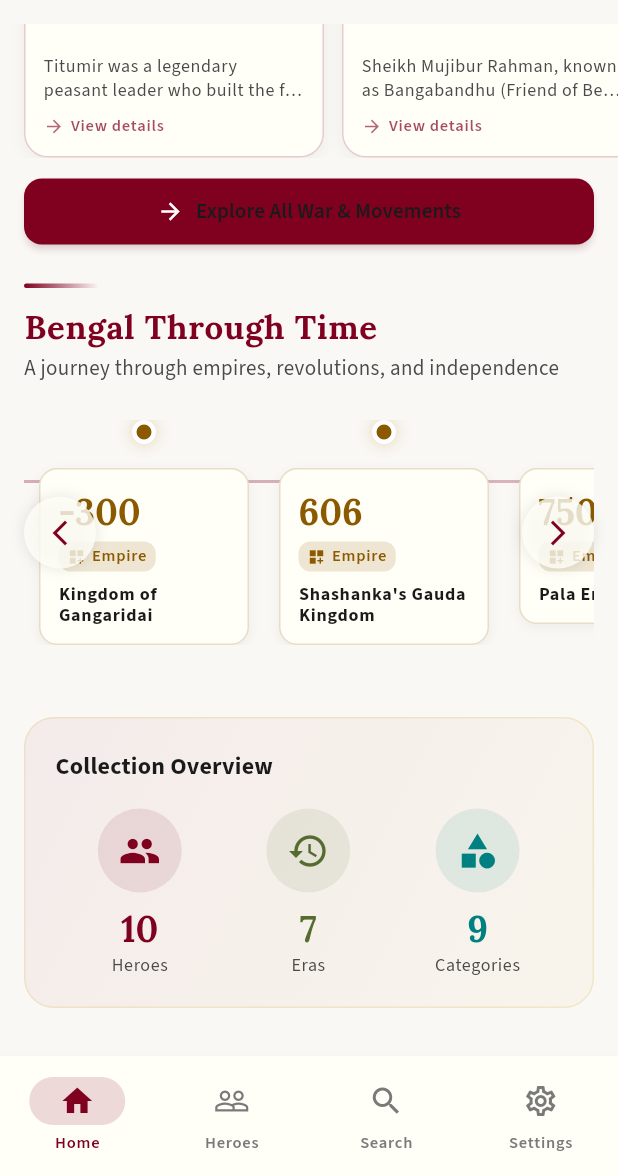
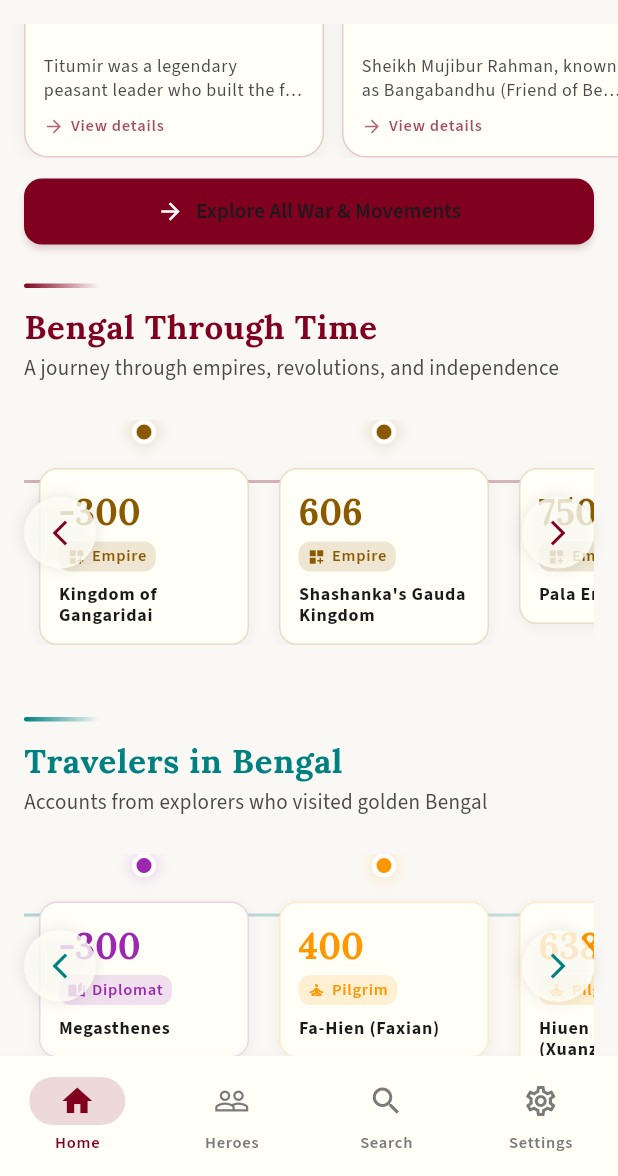
Before and after one commit to mahmud-r-farhan/bengal-heroes, a Flutter app: the HomeScreen screen opened by its route, scrolled down 1147 dp, on a phone screen of 412 x 824 dp, the part 60-1236 px from its top. Run offline on Flutter 3.47's test engine with Material 3 defaults, Android fonts, the phone set to English and light mode, and no system bars; drawn by our look-alikes of flutter_animate; our stand-ins replace easy_localization, flutter_riverpod, go_router, google_fonts, shared_preferences, shimmer; missing offline and left inert: fuzzy; accounts and stored records are empty.

Commit message:
New timeline for Travelers

```diff
--- a/bengal_heroes/assets/data/heroes.json
+++ b/bengal_heroes/assets/data/heroes.json
@@ -13,7 +13,7 @@
       "war_movement"
     ],
     "images": [
-      "assets/images/heroes/titumir.png"
+      "assets/images/heroes/titumir.jpg"
     ],
     "location_id": "loc_narkelberiya",
     "importance": 5,
--- a/bengal_heroes/lib/core/constants/app_constants.dart
+++ b/bengal_heroes/lib/core/constants/app_constants.dart
@@ -29,6 +29,7 @@ class AppConstants {
   static const String categoriesDataFile = 'assets/data/categories.json';
   static const String eventsDataFile = 'assets/data/events.json';
   static const String locationsDataFile = 'assets/data/locations.json';
+  static const String travelersDataFile = 'assets/data/travelers.json';
 
   // Pagination
   static const int pageSize = 20;
--- a/bengal_heroes/lib/data/datasources/local_data_source.dart
+++ b/bengal_heroes/lib/data/datasources/local_data_source.dart
@@ -17,6 +17,7 @@ class LocalDataSource {
   List<GlobalEvent>? _events;
   List<Location>? _locations;
   List<TimelineEvent>? _timelineEvents;
+  List<TimelineEvent>? _travelerEvents;
 
   /// Load all data from assets
   Future<void> loadAllData() async {
@@ -27,6 +28,7 @@ class LocalDataSource {
       loadEvents(),
       loadLocations(),
       loadTimelineEvents(),
+      loadTravelers(),
     ]);
   }
 
@@ -210,6 +212,32 @@ class LocalDataSource {
     return loadTimelineEvents();
   }
 
+  /// Load travelers from JSON
+  Future<List<TimelineEvent>> loadTravelers() async {
+    if (_travelerEvents != null) return _travelerEvents!;
+
+    try {
+      final String jsonString =
+          await rootBundle.loadString(AppConstants.travelersDataFile);
+      final Map<String, dynamic> jsonMap =
+          json.decode(jsonString) as Map<String, dynamic>;
+      final List<dynamic> events =
+          jsonMap['timeline_events'] as List<dynamic>;
+      _travelerEvents = events
+          .map((e) => TimelineEvent.fromJson(e as Map<String, dynamic>))
+          .toList();
+      return _travelerEvents!;
+    } catch (e) {
+      // Error loading traveler events
+      return [];
+    }
+  }
+
+  /// Get all traveler events
+  Future<List<TimelineEvent>> getTravelers() async {
+    return loadTravelers();
+  }
+
   /// Clear cache (for refresh)
   void clearCache() {
     _heroes = null;
@@ -218,5 +246,6 @@ class LocalDataSource {
     _events = null;
     _locations = null;
     _timelineEvents = null;
+    _travelerEvents = null;
   }
 }
--- a/bengal_heroes/lib/data/repositories/timeline_repository.dart
+++ b/bengal_heroes/lib/data/repositories/timeline_repository.dart
@@ -28,6 +28,10 @@ class TimelineRepository {
         .where((event) => event.year >= startYear && event.year <= endYear)
         .toList();
   }
+
+  Future<List<TimelineEvent>> getAllTravelers() async {
+    return _dataSource.getTravelers();
+  }
 }
 
 final timelineRepositoryProvider = Provider<TimelineRepository>((ref) {
@@ -37,6 +41,11 @@ final timelineRepositoryProvider = Provider<TimelineRepository>((ref) {
 final allTimelineEventsProvider = FutureProvider<List<TimelineEvent>>((ref) {
   final repository = ref.watch(timelineRepositoryProvider);
   return repository.getAllTimelineEvents();
+});
+
+final allTravelersProvider = FutureProvider<List<TimelineEvent>>((ref) {
+  final repository = ref.watch(timelineRepositoryProvider);
+  return repository.getAllTravelers();
 });
 
 final timelineEventsByCategoryProvider =
--- a/bengal_heroes/lib/features/home/home_screen.dart
+++ b/bengal_heroes/lib/features/home/home_screen.dart
@@ -12,6 +12,7 @@ import 'widgets/era_carousel.dart';
 import 'widgets/featured_heroes_section.dart';
 import 'widgets/war_collection_section.dart';
 import 'widgets/timeline_section.dart';
+import 'widgets/travelers_section.dart';
 
 /// Home screen with "On This Day" and featured content
 class HomeScreen extends ConsumerWidget {
@@ -121,6 +122,14 @@ class HomeScreen extends ConsumerWidget {
                 const TimelineSection()
                     .animate()
                     .fadeIn(delay: 600.ms, duration: 400.ms)
+                    .slideY(begin: 0.1, end: 0),
+
+                const SizedBox(height: 24),
+
+                // Travelers in Bengal
+                const TravelersSection()
+                    .animate()
+                    .fadeIn(delay: 700.ms, duration: 400.ms)
                     .slideY(begin: 0.1, end: 0),
 
                 const SizedBox(height: 24),
--- /dev/null
+++ b/bengal_heroes/lib/features/home/widgets/travelers_section.dart
@@ -0,0 +1,503 @@
+import 'package:flutter/material.dart';
+import 'package:flutter_animate/flutter_animate.dart';
+import 'package:flutter_riverpod/flutter_riverpod.dart';
+
+import '../../../core/theme/app_colors.dart';
+import '../../../data/models/models.dart';
+import '../../../data/repositories/timeline_repository.dart';
+
+/// Travelers Section showing foreign travelers in Bengal
+class TravelersSection extends ConsumerWidget {
+  const TravelersSection({super.key});
+
+  @override
+  Widget build(BuildContext context, WidgetRef ref) {
+    final theme = Theme.of(context);
+    final locale = Localizations.localeOf(context).languageCode;
+    final travelerEvents = ref.watch(allTravelersProvider);
+
+    return travelerEvents.when(
+      data: (events) {
+        if (events.isEmpty) {
+          return const SizedBox.shrink();
+        }
+
+        // Sort events by year
+        final sortedEvents = List<TimelineEvent>.from(events)
+          ..sort((a, b) => a.year.compareTo(b.year));
+
+        return Column(
+          crossAxisAlignment: CrossAxisAlignment.start,
+          children: [
+            // Header
+            Padding(
+              padding: const EdgeInsets.symmetric(horizontal: 16),
+              child: Column(
+                crossAxisAlignment: CrossAxisAlignment.start,
+                children: [
+                  // Decorative line
+                  Container(
+                    height: 3,
+                    width: 50,
+                    decoration: BoxDecoration(
+                      gradient: LinearGradient(
+                        colors: [
+                          AppColors.secondaryTeal,
+                          AppColors.secondaryTeal.withValues(alpha: 0),
+                        ],
+                      ),
+                      borderRadius: BorderRadius.circular(2),
+                    ),
+                  ),
+                  const SizedBox(height: 12),
+                  Text(
+                    'Travelers in Bengal',
+                    style: theme.textTheme.titleLarge?.copyWith(
+                      fontWeight: FontWeight.bold,
+                      letterSpacing: 0.5,
+                      color: AppColors.secondaryTeal,
+                    ),
+                  ),
+                  const SizedBox(height: 4),
+                  Text(
+                    'Accounts from explorers who visited golden Bengal',
+                    style: theme.textTheme.bodyMedium?.copyWith(
+                      color: theme.colorScheme.onSurfaceVariant,
+                    ),
+                  ),
+                ],
+              ),
+            ),
+            const SizedBox(height: 24),
+
+            // Timeline
+            _TimelineVisualization(
+              events: sortedEvents,
+              locale: locale,
+              theme: theme,
+            ),
+
+            const SizedBox(height: 24),
+          ],
+        )
+            .animate()
+            .fadeIn(delay: 600.ms, duration: 400.ms)
+            .slideY(begin: 0.1, end: 0);
+      },
+      loading: () {
+        return Padding(
+          padding: const EdgeInsets.symmetric(horizontal: 16, vertical: 24),
+          child: Center(
+            child: CircularProgressIndicator(
+              color: AppColors.secondaryTeal,
+            ),
+          ),
+        );
+      },
+      error: (error, _) {
+        return const SizedBox.shrink();
+      },
+    );
+  }
+}
+
+/// Vertical timeline visualization
+class _TimelineVisualization extends StatefulWidget {
+  final List<TimelineEvent> events;
+  final String locale;
+  final ThemeData theme;
+
+  const _TimelineVisualization({
+    required this.events,
+    required this.locale,
+    required this.theme,
+  });
+
+  @override
+  State<_TimelineVisualization> createState() => _TimelineVisualizationState();
+}
+
+class _TimelineVisualizationState extends State<_TimelineVisualization> {
+  final ScrollController _scrollController = ScrollController();
+
+  @override
+  void dispose() {
+    _scrollController.dispose();
+    super.dispose();
+  }
+
+  void _scrollLeft() {
+    _scrollController.animateTo(
+      _scrollController.offset - 200,
+      duration: const Duration(milliseconds: 300),
+      curve: Curves.easeInOut,
+    );
+  }
+
+  void _scrollRight() {
+    _scrollController.animateTo(
+      _scrollController.offset + 200,
+      duration: const Duration(milliseconds: 300),
+      curve: Curves.easeInOut,
+    );
+  }
+
+  @override
+  Widget build(BuildContext context) {
+    return Padding(
+      padding: const EdgeInsets.symmetric(horizontal: 16),
+      child: Stack(
+        children: [
+          SingleChildScrollView(
+            controller: _scrollController,
+            scrollDirection: Axis.horizontal,
+            physics: const AlwaysScrollableScrollPhysics(),
+            child: Row(
+              children: [
+                SizedBox(
+                  width: widget.events.length * 160,
+                  child: Stack(
+                    children: [
+                      // Timeline line
+                      Positioned(
+                        top: 40,
+                        left: 0,
+                        right: 0,
+                        child: Container(
+                          height: 2,
+                          decoration: BoxDecoration(
+                            gradient: LinearGradient(
+                              colors: [
+                                AppColors.secondaryTeal.withValues(alpha: 0.3),
+                                AppColors.secondaryTeal.withValues(alpha: 0),
+                              ],
+                            ),
+                          ),
+                        ),
+                      ),
+
+                      // Timeline items
+                      Row(
+                        crossAxisAlignment: CrossAxisAlignment.start,
+                        children: List.generate(
+                          widget.events.length,
+                          (index) {
+                            final event = widget.events[index];
+                            return Expanded(
+                              child: _TimelineItem(
+                                event: event,
+                                locale: widget.locale,
+                                theme: widget.theme,
+                                index: index,
+                                total: widget.events.length,
+                              ),
+                            );
+                          },
+                        ),
+                      ),
+                    ],
+                  ),
+                ),
+              ],
+            ),
+          ),
+
+          // Left Arrow
+          Positioned(
+            left: 0,
+            top: 0,
+            bottom: 0,
+            child: Center(
+              child: Container(
+                decoration: BoxDecoration(
+                  color: widget.theme.colorScheme.surface.withValues(alpha: 0.8),
+                  shape: BoxShape.circle,
+                  boxShadow: [
+                    BoxShadow(
+                      color: Colors.black.withValues(alpha: 0.1),
+                      blurRadius: 8,
+                    ),
+                  ],
+                ),
+                child: IconButton(
+                  onPressed: _scrollLeft,
+                  icon: const Icon(Icons.arrow_back_ios_new, size: 20),
+                  color: AppColors.secondaryTeal,
+                  tooltip: 'Scroll Left',
+                ),
+              ),
+            ),
+          ),
+
+          // Right Arrow
+          Positioned(
+            right: 0,
+            top: 0,
+            bottom: 0,
+            child: Center(
+              child: Container(
+                decoration: BoxDecoration(
+                  color: widget.theme.colorScheme.surface.withValues(alpha: 0.8),
+                  shape: BoxShape.circle,
+                  boxShadow: [
+                    BoxShadow(
+                      color: Colors.black.withValues(alpha: 0.1),
+                      blurRadius: 8,
+                    ),
+                  ],
+                ),
+                child: IconButton(
+                  onPressed: _scrollRight,
+                  icon: const Icon(Icons.arrow_forward_ios, size: 20),
+                  color: AppColors.secondaryTeal,
+                  tooltip: 'Scroll Right',
+                ),
+              ),
+            ),
+          ),
+        ],
+      ),
+    );
+  }
+}
+
+/// Individual timeline item
+class _TimelineItem extends StatefulWidget {
+  final TimelineEvent event;
+  final String locale;
+  final ThemeData theme;
+  final int index;
+  final int total;
+
+  const _TimelineItem({
+    required this.event,
+    required this.locale,
+    required this.theme,
+    required this.index,
+    required this.total,
+  });
+
+  @override
+  State<_TimelineItem> createState() => _TimelineItemState();
+}
+
+class _TimelineItemState extends State<_TimelineItem> {
+  bool _isHovered = false;
+
+  @override
+  Widget build(BuildContext context) {
+    final categoryColor = _getCategoryColor(widget.event.category);
+    final categoryIcon = _getCategoryIcon(widget.event.category);
+
+    return MouseRegion(
+      onEnter: (_) => setState(() => _isHovered = true),
+      onExit: (_) => setState(() => _isHovered = false),
+      child: Padding(
+        padding: const EdgeInsets.symmetric(horizontal: 8),
+        child: Column(
+          crossAxisAlignment: CrossAxisAlignment.center,
+          children: [
+            // Timeline dot
+            AnimatedContainer(
+              duration: const Duration(milliseconds: 200),
+              width: _isHovered ? 20 : 16,
+              height: _isHovered ? 20 : 16,
+              decoration: BoxDecoration(
+                shape: BoxShape.circle,
+                color: categoryColor,
+                border: Border.all(
+                color: _isHovered ? categoryColor : Colors.white,
+                  width: _isHovered ? 2 : 3,
+                ),
+                boxShadow: [
+                  BoxShadow(
+                    color: categoryColor.withValues(
+                      alpha: _isHovered ? 0.4 : 0.2,
+                    ),
+                    blurRadius: _isHovered ? 12 : 8,
+                    spreadRadius: _isHovered ? 2 : 1,
+                  ),
+                ],
+              ),
+            ),
+            const SizedBox(height: 16),
+
+            // Event card
+            AnimatedContainer(
+              duration: const Duration(milliseconds: 200),
+              width: 140,
+              padding: const EdgeInsets.all(12),
+              decoration: BoxDecoration(
+                color: widget.theme.colorScheme.surface,
+                border: Border.all(
+                  color: _isHovered
+                      ? categoryColor
+                      : categoryColor.withValues(alpha: 0.2),
+                  width: _isHovered ? 2 : 1,
+                ),
+                borderRadius: BorderRadius.circular(12),
+                boxShadow: [
+                  BoxShadow(
+                    color: _isHovered
+                        ? categoryColor.withValues(alpha: 0.2)
+                        : Colors.black.withValues(alpha: 0.05),
+                    blurRadius: _isHovered ? 12 : 6,
+                    offset: _isHovered ? const Offset(0, 4) : const Offset(0, 2),
+                  ),
+                ],
+              ),
+              child: Column(
+                crossAxisAlignment: CrossAxisAlignment.start,
+                children: [
+                  // Year
+                  Text(
+                    '${widget.event.year}',
+                    style: widget.theme.textTheme.headlineSmall?.copyWith(
+                      fontWeight: FontWeight.bold,
+                      color: categoryColor,
+                    ),
+                  ),
+                  const SizedBox(height: 4),
+
+                  // Category badge
+                  Container(
+                    padding: const EdgeInsets.symmetric(
+                      horizontal: 6,
+                      vertical: 2,
+                    ),
+                    decoration: BoxDecoration(
+                      color: categoryColor.withValues(alpha: 0.15),
+                      borderRadius: BorderRadius.circular(8),
+                    ),
+                    child: Row(
+                      mainAxisSize: MainAxisSize.min,
+                      children: [
+                        Icon(
+                          _getIconData(categoryIcon),
+                          size: 12,
+                          color: categoryColor,
+                        ),
+                        const SizedBox(width: 4),
+                        Text(
+                          _getCategoryLabel(widget.event.category),
+                          style: widget.theme.textTheme.labelSmall?.copyWith(
+                            color: categoryColor,
+                            fontWeight: FontWeight.w600,
+                          ),
+                        ),
+                      ],
+                    ),
+                  ),
+                  const SizedBox(height: 8),
+
+                  // Title
+                  Text(
+                    widget.event.title.getByLocale(widget.locale),
+                    style: widget.theme.textTheme.labelMedium?.copyWith(
+                      fontWeight: FontWeight.w700,
+                      height: 1.2,
+                    ),
+                    maxLines: 2,
+                    overflow: TextOverflow.ellipsis,
+                  ),
+                ],
+              ),
+            )
+                .animate(onPlay: (controller) => controller.repeat())
+                .shimmer(
+                  duration: 2000.ms,
+                  color: categoryColor.withValues(alpha: 0.1),
+                ),
+          ],
+        ),
+      ),
+    )
+        .animate()
+        .fadeIn(
+          duration: 400.ms,
+          delay: Duration(milliseconds: 100 + (widget.index * 50)),
+        )
+        .slideY(
+          begin: 0.2,
+          end: 0,
+          duration: 400.ms,
+          delay: Duration(milliseconds: 100 + (widget.index * 50)),
+        );
+  }
+
+  Color _getCategoryColor(String category) {
+    switch (category) {
+      case 'pilgrim':
+        return Colors.orange;
+      case 'trader':
+        return Colors.blue;
+      case 'diplomat':
+        return Colors.purple;
+      case 'explorer':
+        return AppColors.secondaryOlive;
+      case 'scholar':
+        return AppColors.secondaryTeal;
+      default:
+        return AppColors.secondaryTeal;
+    }
+  }
+
+  String _getCategoryIcon(String category) {
+    switch (category) {
+      case 'pilgrim':
+        return 'self_improvement';
+      case 'trader':
+        return 'store';
+      case 'diplomat':
+        return 'auto_stories';
+      case 'explorer':
+        return 'explore';
+      case 'scholar':
+        return 'history_edu';
+      case 'sailing':
+        return 'sailing';
+      default:
+        return 'history';
+    }
+  }
+
+  String _getCategoryLabel(String category) {
+    switch (category) {
+      case 'pilgrim':
+        return 'Pilgrim';
+      case 'trader':
+        return 'Trader';
+      case 'diplomat':
+        return 'Diplomat';
+      case 'explorer':
+        return 'Explorer';
+      case 'scholar':
+        return 'Scholar';
+      default:
+        return 'Traveler';
+    }
+  }
+
+  IconData _getIconData(String iconName) {
+    switch (iconName) {
+      case 'self_improvement':
+        return Icons.self_improvement;
+      case 'store':
+        return Icons.store;
+      case 'local_shipping':
+        return Icons.local_shipping;
+      case 'auto_stories':
+        return Icons.auto_stories;
+      case 'explore':
+        return Icons.explore;
+      case 'sailing':
+        return Icons.sailing;
+      case 'medical_services':
+        return Icons.medical_services;
+      case 'visibility':
+        return Icons.visibility;
+      default:
+        return Icons.history;
+    }
+  }
+}
```
Also changed, not shown: bengal_heroes/assets/data/travelers.json (added, +132 -0 lines).
